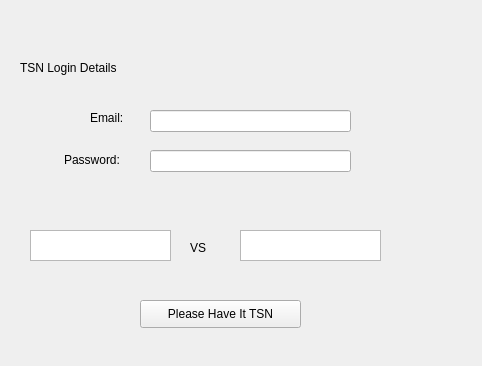
Old version of the form tsn.ui in the repository nathan-builds/fifa.
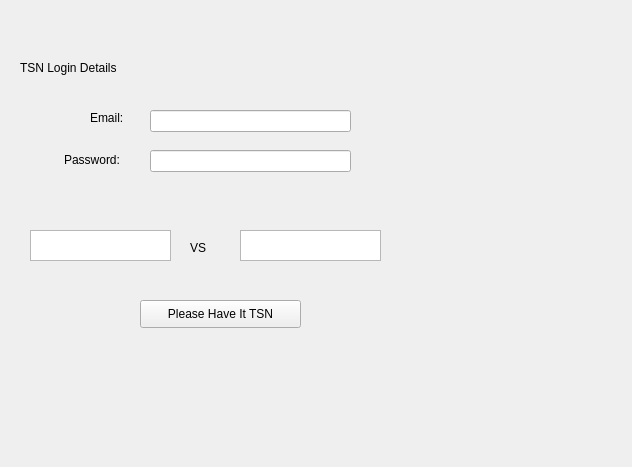
New version of the form.

```diff
--- a/tsn.ui
+++ b/tsn.ui
@@ -6,8 +6,8 @@
    <rect>
     <x>0</x>
     <y>0</y>
-    <width>482</width>
-    <height>366</height>
+    <width>632</width>
+    <height>467</height>
    </rect>
   </property>
   <property name="windowTitle">
@@ -121,6 +121,19 @@
     <string>Please Have It TSN</string>
    </property>
   </widget>
+  <widget class="QLabel" name="status_text">
+   <property name="geometry">
+    <rect>
+     <x>40</x>
+     <y>370</y>
+     <width>551</width>
+     <height>16</height>
+    </rect>
+   </property>
+   <property name="text">
+    <string/>
+   </property>
+  </widget>
  </widget>
  <resources/>
  <connections/>
```
